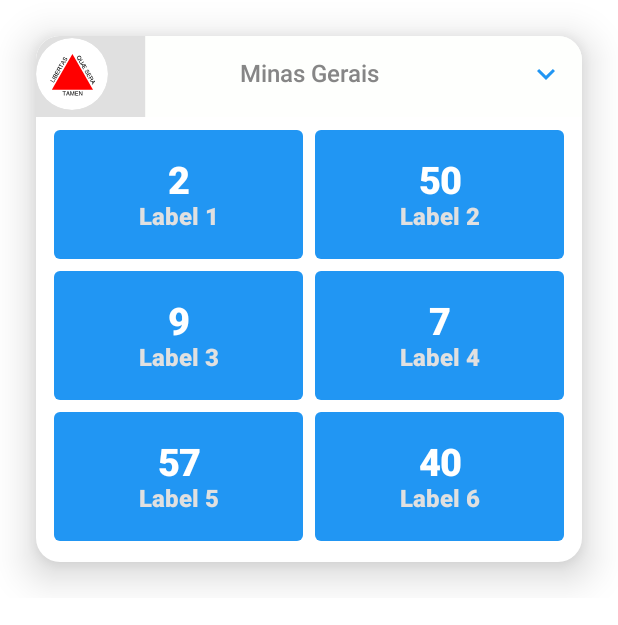
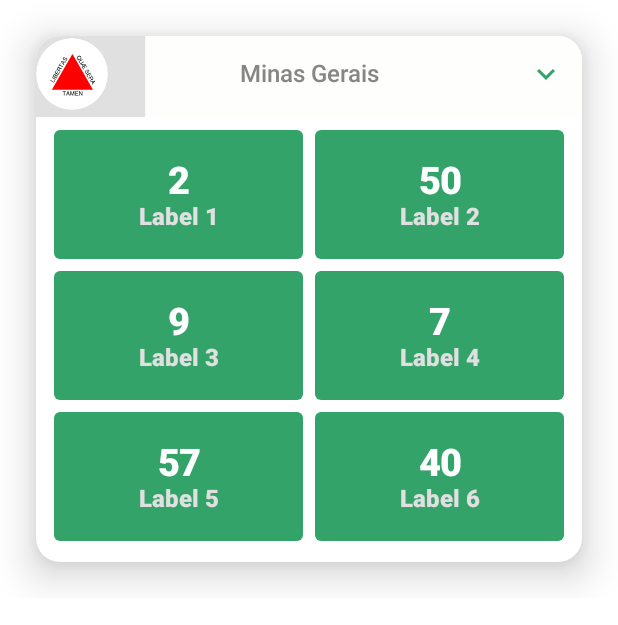
Before and after one commit to iurysza/kmm-android-client, an Android app built with Jetpack Compose: the @Preview function PreviewExpandedContent, on a phone screen of 412 x 824 dp. Shown: the top 625 px of the screen. Run offline under Robolectric (Android 15) with nearby library versions, the light colour scheme and no system bars.

Commit message:
change app primary color

```diff
--- a/vaccination-tracker-app/src/main/java/com/github/iurysza/vactrackerapp/ui/components/ExpandableContent.kt
+++ b/vaccination-tracker-app/src/main/java/com/github/iurysza/vactrackerapp/ui/components/ContentGrid.kt
@@ -13,6 +13,7 @@ import androidx.compose.animation.fadeIn
 import androidx.compose.animation.fadeOut
 import androidx.compose.animation.shrinkVertically
 import androidx.compose.foundation.ExperimentalFoundationApi
+import androidx.compose.foundation.clickable
 import androidx.compose.foundation.layout.height
 import androidx.compose.foundation.layout.padding
 import androidx.compose.foundation.lazy.GridCells
@@ -23,7 +24,6 @@ import androidx.compose.ui.Modifier
 import androidx.compose.ui.tooling.preview.Preview
 import androidx.compose.ui.unit.dp
 import com.github.iurysza.vactrackerapp.ui.home.DataPoint
-import com.github.iurysza.vactrackerapp.ui.home.StateVaccinationCardModel
 import com.github.iurysza.vactrackerapp.ui.theme.COLLAPSE_ANIMATION_DURATION
 import com.github.iurysza.vactrackerapp.ui.theme.EXPAND_ANIMATION_DURATION
 import com.github.iurysza.vactrackerapp.ui.theme.FADE_IN_ANIMATION_DURATION
@@ -32,9 +32,10 @@ import com.github.iurysza.vactrackerapp.ui.theme.FADE_OUT_ANIMATION_DURATION
 @ExperimentalFoundationApi
 @OptIn(ExperimentalAnimationApi::class)
 @Composable
-fun ExpandableContent(
+fun ContentGrid(
   visible: Boolean,
-  model: StateVaccinationCardModel,
+  dataList: List<DataPoint>,
+  onListClicked: () -> Unit,
 ) {
   val (enterFadeIn, enterExpand) = enterAnimation()
   val (exitFadeOut, exitCollapse) = exitAnimation()
@@ -48,11 +49,12 @@ fun ExpandableContent(
     LazyVerticalGrid(
       modifier = Modifier
         .height(300.dp)
+        .clickable(onClick = onListClicked)
         .padding(8.dp),
       cells = GridCells.Fixed(2)
     ) {
-      items(count = model.dataList.size) { index ->
-        val data: DataPoint = model.dataList[index]
+      items(count = dataList.size) { index ->
+        val data: DataPoint = dataList[index]
 
         DataPointCard(
           value = if (data.value.contains(".")) {
@@ -105,8 +107,8 @@ private fun enterAnimation(): Pair<EnterTransition, EnterTransition> {
 @Composable
 @Preview
 fun CardPrev() {
-  ExpandableContent(
+  ContentGrid(
     visible = true,
-    model = FakeModels.model()
-  )
+    dataList = FakeModels.model().dataList
+  ) { }
 }
--- a/vaccination-tracker-app/src/main/java/com/github/iurysza/vactrackerapp/ui/components/ExpandableCard.kt
+++ b/vaccination-tracker-app/src/main/java/com/github/iurysza/vactrackerapp/ui/components/ExpandableCard.kt
@@ -61,6 +61,7 @@ fun ExpandableCard(
   model: StateVaccinationCardModel,
   onCardArrowClick: () -> Unit,
   expanded: Boolean,
+  onItemClicked: (StateVaccinationCardModel) -> Unit,
 ) {
   val transitionState = remember {
     MutableTransitionState(expanded).apply {
@@ -104,7 +105,7 @@ fun ExpandableCard(
     shape = RoundedCornerShape(cardRoundedCorners),
     modifier = Modifier
       .fillMaxWidth()
-      .noRippleClickable{
+      .noRippleClickable {
         onCardArrowClick()
       }
       .padding(
@@ -112,14 +113,7 @@ fun ExpandableCard(
         vertical = cardPaddingHorizontal
       )
   ) {
-    LinearProgressIndicator(
-      progress = model.coverage,
-      modifier = Modifier
-        .fillMaxWidth()
-        .height(54.dp),
-      backgroundColor = ColorCardCollapsedBackground,
-      color = ColorProgress,
-    )
+    HeaderProgress(model.coverage)
     Column {
       Row(
         modifier = Modifier.fillMaxWidth(),
@@ -127,15 +121,31 @@ fun ExpandableCard(
         horizontalArrangement = Arrangement.SpaceBetween
       ) {
         FlagIcon(model.icon, model.name)
-        CardTitle(title = model.name)
+        CardTitle(model.name)
         CardArrow(
           degrees = arrowRotationDegree,
           onClick = onCardArrowClick
         )
       }
-      ExpandableContent(visible = expanded, model)
+      ContentGrid(
+        visible = expanded,
+        dataList = model.dataList,
+        onListClicked = { onItemClicked(model) }
+      )
     }
   }
+}
+
+@Composable
+private fun HeaderProgress(progressValue: Float) {
+  LinearProgressIndicator(
+    progress = progressValue,
+    modifier = Modifier
+      .fillMaxWidth()
+      .height(54.dp),
+    backgroundColor = ColorCardCollapsedBackground,
+    color = ColorProgress,
+  )
 }
 
 @Composable
@@ -192,9 +202,11 @@ fun CardTitle(title: String) {
 fun PreviewCollapsedContent() {
   ExpandableCard(
     model = FakeModels.model(),
-    expanded = false,
-    onCardArrowClick = {}
-  )
+    onCardArrowClick = {},
+    expanded = false
+  ) {
+
+  }
 }
 
 @Preview
@@ -202,16 +214,17 @@ fun PreviewCollapsedContent() {
 fun PreviewExpandedContent() {
   ExpandableCard(
     model = FakeModels.model(),
-    expanded = true,
-    onCardArrowClick = {}
-  )
+    onCardArrowClick = {},
+    expanded = true
+  ) {
+
+  }
 }
-
 
 inline fun Modifier.noRippleClickable(crossinline onClick: () -> Unit): Modifier = composed {
   clickable(indication = null,
- interactionSource = remember {
-   MutableInteractionSource()
- }
-    ) { onClick() }
+    interactionSource = remember {
+      MutableInteractionSource()
+    }
+  ) { onClick() }
 }
--- a/vaccination-tracker-app/src/main/java/com/github/iurysza/vactrackerapp/ui/theme/Color.kt
+++ b/vaccination-tracker-app/src/main/java/com/github/iurysza/vactrackerapp/ui/theme/Color.kt
@@ -6,7 +6,8 @@ val ColorProgress = Color(0xFFE0E0E0)
 val ColorHeader = Color(0xFF868686)
 val ColorCardCollapsedBackground = Color(0xFFFEFFFD)
 val cardExpandedBackgroundColor = Color(0xFFFFFFFF)
-val ColorPrimary= Color(0xFF2196F3)
+// val ColorPrimary= Color(0xFF2196F3)
+val ColorPrimary= Color(0xFF33A369)
 val PrimaryVariant = Color(0xFF2196F3)
 val BackgroundLight = Color(0xFFFFFFFF)
 val BackgroundDark = Color(0xFF15202B)
```
Also changed, not shown: vaccination-tracker-app/src/main/java/com/github/iurysza/vactrackerapp/ui/home/ModelMapper.kt (+9 -1 lines).
